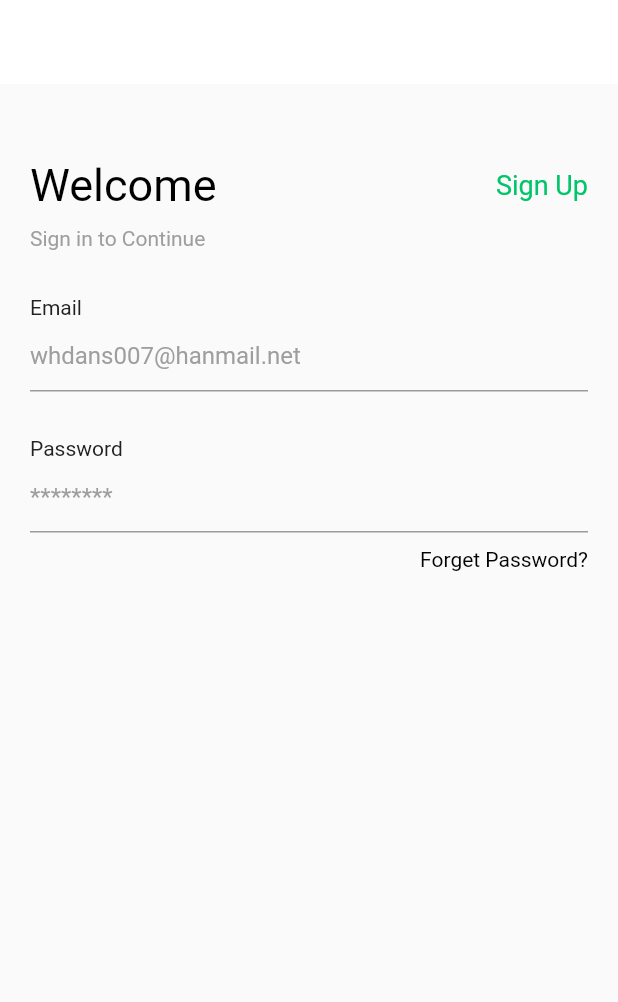
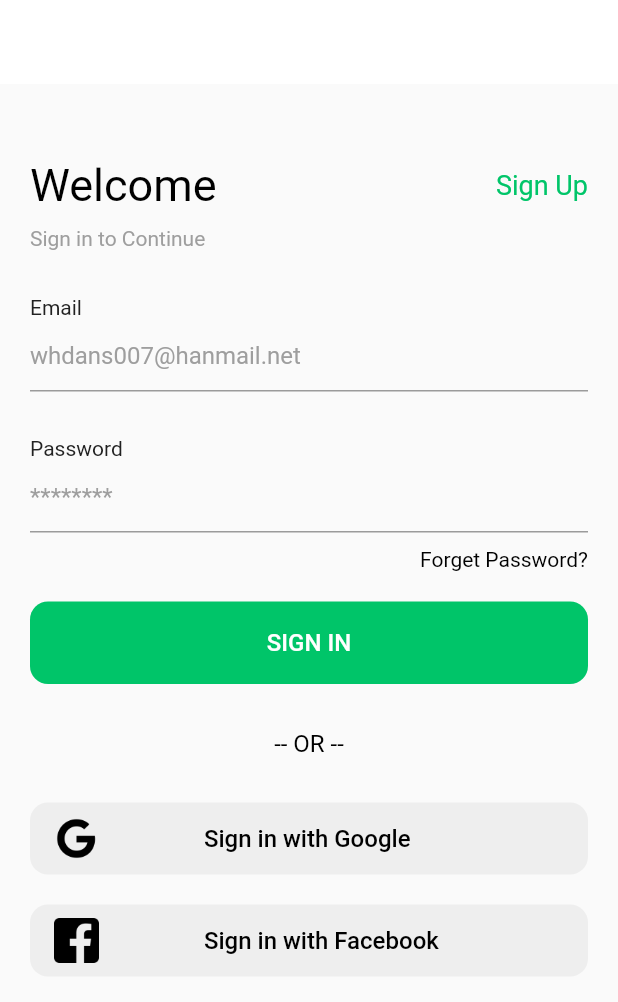
Before and after one commit to whdans007/mangomarket, a Flutter app: the screen it shows after launch, on a phone screen of 412 x 824 dp. Shown: the top 1002 px of the screen. Run offline on Flutter 3.47's test engine with Material 2 defaults, Android fonts, the phone set to English and light mode, and no system bars.

Commit message:
로그인화면, 커스텀buttonSocial

```diff
--- a/lib/view/auth/login_screen.dart
+++ b/lib/view/auth/login_screen.dart
@@ -1,5 +1,6 @@
 import 'package:flutter/material.dart';
-import 'package:get/get_state_manager/get_state_manager.dart';
+import 'package:mangomarket/view/widgets/custom_button.dart';
+import 'package:mangomarket/view/widgets/custom_button_social.dart';
 import 'package:mangomarket/view/widgets/custom_text.dart';
 import 'package:mangomarket/view/widgets/custom_text_form_field.dart';
 
@@ -60,7 +61,29 @@
               text: 'Forget Password?',
               fontSize: 14,
               alignment: Alignment.topRight,
-            )
+            ),
+            SizedBox(height: 20),
+            CustomButton(
+              text: 'SIGN IN',
+              onPressed: () {},
+            ),
+            SizedBox(height: 30),
+            CustomText(
+              text: '-- OR --',
+              alignment: Alignment.center,
+            ),
+            SizedBox(height: 30),
+            CustomButtonSocial(
+              text: 'Sign in with Google',
+              imageName: 'assets/images/google.png',
+              onPressed: () {},
+            ),
+            SizedBox(height: 20),
+            CustomButtonSocial(
+              text: 'Sign in with Facebook',
+              imageName: 'assets/images/facebook.png',
+              onPressed: () {},
+            ),
           ],
         ),
       ),
--- /dev/null
+++ b/lib/view/widgets/custom_button.dart
@@ -0,0 +1,30 @@
+import 'package:flutter/material.dart';
+
+import '../../constance.dart';
+import 'custom_text.dart';
+
+class CustomButton extends StatelessWidget {
+  final String text;
+  final Function onPressed;
+
+  const CustomButton({
+    Key key,
+    this.text,
+    this.onPressed,
+  }) : super(key: key);
+
+  @override
+  Widget build(BuildContext context) {
+    return FlatButton(
+      shape: RoundedRectangleBorder(borderRadius: BorderRadius.circular(12)),
+      padding: EdgeInsets.all(18),
+      onPressed: onPressed,
+      color: primaryColor,
+      child: CustomText(
+        text: text,
+        alignment: Alignment.center,
+        color: Colors.white,
+      ),
+    );
+  }
+}
--- /dev/null
+++ b/lib/view/widgets/custom_button_social.dart
@@ -0,0 +1,42 @@
+import 'package:flutter/material.dart';
+
+import 'custom_text.dart';
+
+class CustomButtonSocial extends StatelessWidget {
+  final String text;
+  final String imageName;
+  final Function onPressed;
+
+  const CustomButtonSocial({
+    Key key,
+    this.text,
+    this.imageName,
+    this.onPressed,
+  }) : super(key: key);
+
+  @override
+  Widget build(BuildContext context) {
+    return Container(
+      decoration: BoxDecoration(
+        borderRadius: BorderRadius.circular(12),
+        color: Colors.grey.shade200,
+      ),
+      child: FlatButton(
+        onPressed: onPressed,
+        child: Row(
+          children: [
+            Image.asset(
+              imageName,
+              width: 30,
+              height: 30,
+            ),
+            SizedBox(width: 70),
+            CustomText(
+              text: text,
+            ),
+          ],
+        ),
+      ),
+    );
+  }
+}
--- a/pubspec.yaml
+++ b/pubspec.yaml
@@ -27,8 +27,8 @@
   uses-material-design: true
 
   # To add assets to your application, add an assets section, like this:
-  # assets:
-  #   - images/a_dot_burr.jpeg
+  assets:
+    - assets/images/
   #   - images/a_dot_ham.jpeg
 
   # An image asset can refer to one or more resolution-specific "variants", see
```
Also changed, not shown: assets/images/facebook.png (added), assets/images/facebook2.png (added), assets/images/google.png (added), assets/images/google2.png (added).
